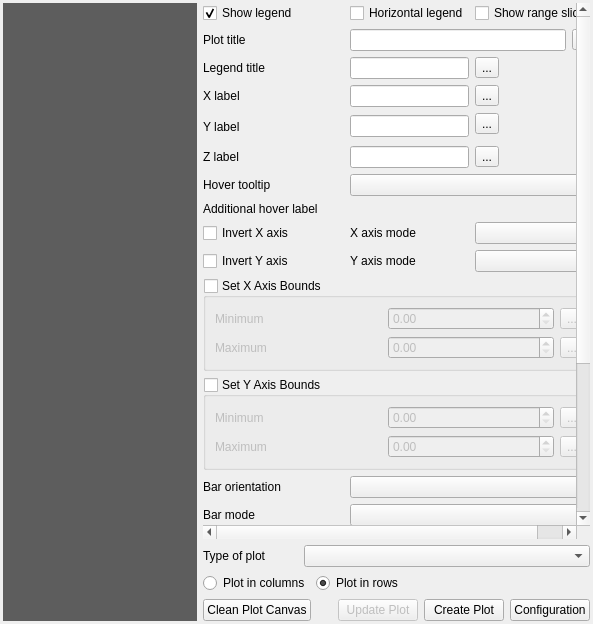
ghtmtt/DataPlotly, file DataPlotly/ui/dataplotly_dockwidget_base.ui: the form before one commit.
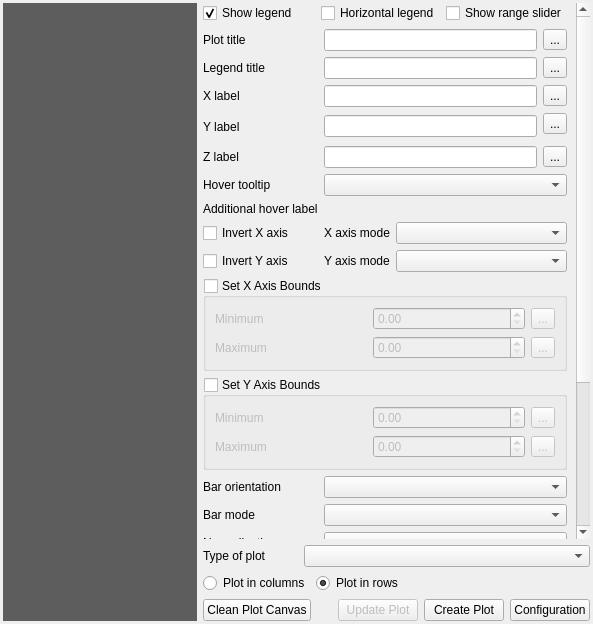
The form after the commit. The open tabs and pages were chosen to show the change. Custom widgets are drawn as their Qt base class.

Commit message: Improve widget layout

The edit to the form file:
```diff
--- a/DataPlotly/ui/dataplotly_dockwidget_base.ui
+++ b/DataPlotly/ui/dataplotly_dockwidget_base.ui
@@ -603,7 +603,7 @@
                   <height>682</height>
                  </rect>
                 </property>
-                <layout class="QGridLayout" name="gridLayout_25">
+                <layout class="QGridLayout" name="gridLayout_25" columnstretch="0,0,1,0">
                  <property name="leftMargin">
                   <number>0</number>
                  </property>
@@ -616,287 +616,353 @@
                  <property name="bottomMargin">
                   <number>0</number>
                  </property>
-                 <item row="10" column="0">
-                  <widget class="QCheckBox" name="invert_x_check">
+                 <item row="26" column="0">
+                  <widget class="QCheckBox" name="bins_check">
                    <property name="text">
-                    <string>Invert X axis</string>
+                    <string>Manual bin size</string>
                    </property>
                   </widget>
                  </item>
-                 <item row="17" column="0">
+                 <item row="14" column="0" colspan="4">
+                  <widget class="QgsCollapsibleGroupBox" name="x_axis_bounds_check">
+                   <property name="title">
+                    <string>Set X Axis Bounds</string>
+                   </property>
+                   <property name="checkable">
+                    <bool>true</bool>
+                   </property>
+                   <property name="checked">
+                    <bool>false</bool>
+                   </property>
+                   <layout class="QGridLayout" name="gridXAxisBounds">
+                    <item row="0" column="0">
+                     <widget class="QLabel" name="x_axis_min_label">
+                      <property name="text">
+                       <string>Minimum</string>
+                      </property>
+                     </widget>
+                    </item>
+                    <item row="0" column="1">
+                     <widget class="QgsDoubleSpinBox" name="x_axis_min"/>
+                    </item>
+                    <item row="0" column="2">
+                     <widget class="QgsPropertyOverrideButton" name="x_axis_min_defined_button">
+                      <property name="text">
+                       <string>...</string>
+                      </property>
+                     </widget>
+                    </item>
+                    <item row="1" column="0">
+                     <widget class="QLabel" name="x_axis_max_label">
+                      <property name="text">
+                       <string>Maximum</string>
+                      </property>
+                     </widget>
+                    </item>
+                    <item row="1" column="1">
+                     <widget class="QgsDoubleSpinBox" name="x_axis_max"/>
+                    </item>
+                    <item row="1" column="2">
+                     <widget class="QgsPropertyOverrideButton" name="x_axis_max_defined_button">
+                      <property name="text">
+                       <string>...</string>
+                      </property>
+                     </widget>
+                    </item>
+                   </layout>
+                  </widget>
+                 </item>
+                 <item row="21" column="1" colspan="3">
+                  <widget class="QComboBox" name="outliers_combo"/>
+                 </item>
+                 <item row="3" column="3">
+                  <widget class="QgsPropertyOverrideButton" name="plot_title_defined_button">
+                   <property name="text">
+                    <string>...</string>
+                   </property>
+                  </widget>
+                 </item>
+                 <item row="9" column="0">
+                  <widget class="QLabel" name="info_label">
+                   <property name="text">
+                    <string>Hover tooltip</string>
+                   </property>
+                  </widget>
+                 </item>
+                 <item row="3" column="1" colspan="2">
+                  <widget class="QLineEdit" name="plot_title_line"/>
+                 </item>
+                 <item row="21" column="0">
+                  <widget class="QLabel" name="outliers_label">
+                   <property name="text">
+                    <string>Outliers</string>
+                   </property>
+                  </widget>
+                 </item>
+                 <item row="13" column="1">
+                  <widget class="QLabel" name="y_axis_mode_label">
+                   <property name="text">
+                    <string>Y axis mode</string>
+                   </property>
+                  </widget>
+                 </item>
+                 <item row="23" column="0" colspan="4">
+                  <widget class="QCheckBox" name="showMeanCheck">
+                   <property name="text">
+                    <string>Show mean line</string>
+                   </property>
+                   <property name="checked">
+                    <bool>true</bool>
+                   </property>
+                  </widget>
+                 </item>
+                 <item row="12" column="1">
+                  <widget class="QLabel" name="x_axis_mode_label">
+                   <property name="text">
+                    <string>X axis mode</string>
+                   </property>
+                  </widget>
+                 </item>
+                 <item row="12" column="2" colspan="2">
+                  <widget class="QComboBox" name="x_axis_mode_combo"/>
+                 </item>
+                 <item row="20" column="1" colspan="3">
+                  <widget class="QComboBox" name="box_statistic_combo"/>
+                 </item>
+                 <item row="20" column="0">
+                  <widget class="QLabel" name="box_statistic_label">
+                   <property name="text">
+                    <string>Show statistics</string>
+                   </property>
+                  </widget>
+                 </item>
+                 <item row="13" column="2" colspan="2">
+                  <widget class="QComboBox" name="y_axis_mode_combo"/>
+                 </item>
+                 <item row="19" column="0">
                   <widget class="QLabel" name="hist_norm_label">
                    <property name="text">
                     <string>Normalization</string>
                    </property>
                   </widget>
                  </item>
-                 <item row="1" column="1" colspan="2">
-                  <layout class="QHBoxLayout" name="horizontalLayout_9">
-                   <item>
-                    <widget class="QLineEdit" name="plot_title_line"/>
-                   </item>
-                   <item>
-                    <widget class="QgsPropertyOverrideButton" name="plot_title_defined_button">
-                     <property name="text">
-                      <string>...</string>
-                     </property>
-                    </widget>
-                   </item>
-                  </layout>
+                 <item row="18" column="1" colspan="3">
+                  <widget class="QComboBox" name="bar_mode_combo"/>
                  </item>
-                 <item row="20" column="1" colspan="2">
-                  <widget class="QComboBox" name="violinSideCombo"/>
-                 </item>
-                 <item row="23" column="1">
-                  <widget class="QgsSpinBox" name="bins_value">
-                   <property name="enabled">
-                    <bool>false</bool>
-                   </property>
-                   <property name="maximum">
-                    <number>1000</number>
-                   </property>
-                   <property name="value">
-                    <number>10</number>
-                   </property>
-                  </widget>
-                 </item>
-                 <item row="11" column="2">
-                  <widget class="QComboBox" name="y_axis_mode_combo"/>
-                 </item>
-                 <item row="11" column="0">
-                  <widget class="QCheckBox" name="invert_y_check">
-                   <property name="text">
-                    <string>Invert Y axis</string>
-                   </property>
-                  </widget>
-                 </item>
-                 <item row="8" column="1" colspan="2">
-                  <widget class="QgsFieldExpressionWidget" name="additional_info_combo" native="true"/>
-                 </item>
-                 <item row="3" column="0">
-                  <widget class="QLabel" name="x_axis_label">
-                   <property name="text">
-                    <string>X label</string>
-                   </property>
-                  </widget>
-                 </item>
-                 <item row="15" column="1" colspan="2">
-                  <widget class="QComboBox" name="orientation_combo"/>
-                 </item>
-                 <item row="7" column="1" colspan="2">
-                  <widget class="QComboBox" name="info_combo"/>
-                 </item>
-                 <item row="24" column="1">
-                  <widget class="QgsDoubleSpinBox" name="bar_gap">
-                   <property name="maximum">
-                    <double>1.000000000000000</double>
-                   </property>
-                   <property name="singleStep">
-                    <double>0.100000000000000</double>
-                   </property>
-                  </widget>
-                 </item>
-                 <item row="6" column="1">
-                  <widget class="QLineEdit" name="z_axis_title"/>
-                 </item>
-                 <item row="6" column="2">
-                  <widget class="QgsPropertyOverrideButton" name="z_axis_title_defined_button">
-                   <property name="text">
-                    <string>...</string>
-                   </property>
-                  </widget>
-                 </item>
-                 <item row="2" column="1">
-                  <widget class="QLineEdit" name="legend_title"/>
-                 </item>
-                 <item row="2" column="2">
-                  <widget class="QgsPropertyOverrideButton" name="legend_title_defined_button">
-                   <property name="text">
-                    <string>...</string>
-                   </property>
-                  </widget>
+                 <item row="19" column="1" colspan="3">
+                  <widget class="QComboBox" name="hist_norm_combo"/>
                  </item>
                  <item row="8" column="0">
-                  <widget class="QLabel" name="additional_info_label">
-                   <property name="text">
-                    <string>Additional hover label</string>
-                   </property>
-                  </widget>
-                 </item>
-                 <item row="18" column="1" colspan="2">
-                  <widget class="QComboBox" name="box_statistic_combo"/>
-                 </item>
-                 <item row="0" column="2">
-                  <widget class="QCheckBox" name="range_slider_combo">
-                   <property name="text">
-                    <string>Show range slider</string>
-                   </property>
-                  </widget>
-                 </item>
-                 <item row="19" column="1" colspan="2">
-                  <widget class="QComboBox" name="outliers_combo"/>
-                 </item>
-                 <item row="6" column="0">
                   <widget class="QLabel" name="z_axis_label">
                    <property name="text">
                     <string>Z label</string>
                    </property>
                   </widget>
                  </item>
-                 <item row="23" column="0">
-                  <widget class="QCheckBox" name="bins_check">
-                   <property name="text">
-                    <string>Manual bin size</string>
-                   </property>
-                  </widget>
+                 <item row="2" column="0" colspan="4">
+                  <layout class="QHBoxLayout" name="horizontalLayout_6">
+                   <item>
+                    <widget class="QCheckBox" name="show_legend_check">
+                     <property name="text">
+                      <string>Show legend</string>
+                     </property>
+                     <property name="checked">
+                      <bool>true</bool>
+                     </property>
+                    </widget>
+                   </item>
+                   <item>
+                    <widget class="QCheckBox" name="orientation_legend_check">
+                     <property name="text">
+                      <string>Horizontal legend</string>
+                     </property>
+                    </widget>
+                   </item>
+                   <item>
+                    <widget class="QCheckBox" name="range_slider_combo">
+                     <property name="text">
+                      <string>Show range slider</string>
+                     </property>
+                    </widget>
+                   </item>
+                  </layout>
                  </item>
-                 <item row="2" column="0">
-                  <widget class="QLabel" name="legend_label">
-                   <property name="text">
-                    <string>Legend title</string>
-                   </property>
-                  </widget>
-                 </item>
-                 <item row="0" column="0">
-                  <widget class="QCheckBox" name="show_legend_check">
-                   <property name="text">
-                    <string>Show legend</string>
-                   </property>
-                   <property name="checked">
-                    <bool>true</bool>
-                   </property>
-                  </widget>
-                 </item>
-                 <item row="3" column="1">
-                  <widget class="QLineEdit" name="x_axis_title"/>
-                 </item>
-                 <item row="3" column="2">
-                  <widget class="QgsPropertyOverrideButton" name="x_axis_title_defined_button">
-                   <property name="text">
-                    <string>...</string>
-                   </property>
-                  </widget>
-                 </item>
-                 <item row="20" column="0">
-                  <widget class="QLabel" name="violinSideLabel">
-                   <property name="text">
-                    <string>Violin side</string>
-                   </property>
-                  </widget>
-                 </item>
-                 <item row="15" column="0">
+                 <item row="17" column="0">
                   <widget class="QLabel" name="orientation_label">
                    <property name="text">
                     <string>Bar orientation</string>
                    </property>
                   </widget>
                  </item>
-                 <item row="10" column="2">
-                  <widget class="QComboBox" name="x_axis_mode_combo"/>
+                 <item row="10" column="0">
+                  <widget class="QLabel" name="additional_info_label">
+                   <property name="text">
+                    <string>Additional hover label</string>
+                   </property>
+                  </widget>
                  </item>
-                 <item row="7" column="0">
-                  <widget class="QLabel" name="info_label">
+                 <item row="22" column="1" colspan="3">
+                  <widget class="QComboBox" name="violinSideCombo"/>
+                 </item>
+                 <item row="12" column="0">
+                  <widget class="QCheckBox" name="invert_x_check">
                    <property name="text">
-                    <string>Hover tooltip</string>
+                    <string>Invert X axis</string>
                    </property>
                   </widget>
                  </item>
-                 <item row="0" column="1">
-                  <widget class="QCheckBox" name="orientation_legend_check">
+                 <item row="8" column="3">
+                  <widget class="QgsPropertyOverrideButton" name="z_axis_title_defined_button">
                    <property name="text">
-                    <string>Horizontal legend</string>
+                    <string>...</string>
                    </property>
                   </widget>
                  </item>
-                 <item row="1" column="0">
+                 <item row="5" column="1" colspan="2">
+                  <widget class="QLineEdit" name="x_axis_title"/>
+                 </item>
+                 <item row="6" column="3">
+                  <widget class="QgsPropertyOverrideButton" name="y_axis_title_defined_button">
+                   <property name="text">
+                    <string>...</string>
+                   </property>
+                  </widget>
+                 </item>
+                 <item row="5" column="3">
+                  <widget class="QgsPropertyOverrideButton" name="x_axis_title_defined_button">
+                   <property name="text">
+                    <string>...</string>
+                   </property>
+                  </widget>
+                 </item>
+                 <item row="13" column="0">
+                  <widget class="QCheckBox" name="invert_y_check">
+                   <property name="text">
+                    <string>Invert Y axis</string>
+                   </property>
+                  </widget>
+                 </item>
+                 <item row="3" column="0">
                   <widget class="QLabel" name="plot_title_lab">
                    <property name="text">
                     <string>Plot title</string>
                    </property>
                   </widget>
                  </item>
+                 <item row="18" column="0">
+                  <widget class="QLabel" name="bar_mode_lab">
+                   <property name="text">
+                    <string>Bar mode</string>
+                   </property>
+                  </widget>
+                 </item>
+                 <item row="4" column="0">
+                  <widget class="QLabel" name="legend_label">
+                   <property name="text">
+                    <string>Legend title</string>
+                   </property>
+                  </widget>
+                 </item>
+                 <item row="15" column="0" colspan="4">
+                  <widget class="QgsCollapsibleGroupBox" name="y_axis_bounds_check">
+                   <property name="title">
+                    <string>Set Y Axis Bounds</string>
+                   </property>
+                   <property name="checkable">
+                    <bool>true</bool>
+                   </property>
+                   <property name="checked">
+                    <bool>false</bool>
+                   </property>
+                   <layout class="QGridLayout" name="gridYAxisBounds">
+                    <item row="0" column="0">
+                     <widget class="QLabel" name="y_axis_min_label">
+                      <property name="text">
+                       <string>Minimum</string>
+                      </property>
+                     </widget>
+                    </item>
+                    <item row="0" column="1">
+                     <widget class="QgsDoubleSpinBox" name="y_axis_min"/>
+                    </item>
+                    <item row="0" column="2">
+                     <widget class="QgsPropertyOverrideButton" name="y_axis_min_defined_button">
+                      <property name="text">
+                       <string>...</string>
+                      </property>
+                     </widget>
+                    </item>
+                    <item row="1" column="0">
+                     <widget class="QLabel" name="y_axis_max_label">
+                      <property name="text">
+                       <string>Maximum</string>
+                      </property>
+                     </widget>
+                    </item>
+                    <item row="1" column="1">
+                     <widget class="QgsDoubleSpinBox" name="y_axis_max"/>
+                    </item>
+                    <item row="1" column="2">
+                     <widget class="QgsPropertyOverrideButton" name="y_axis_max_defined_button">
+                      <property name="text">
+                       <string>...</string>
+                      </property>
+                     </widget>
+                    </item>
+                   </layout>
+                  </widget>
+                 </item>
+                 <item row="4" column="1" colspan="2">
+                  <widget class="QLineEdit" name="legend_title"/>
+                 </item>
+                 <item row="4" column="3">
+                  <widget class="QgsPropertyOverrideButton" name="legend_title_defined_button">
+                   <property name="text">
+                    <string>...</string>
+                   </property>
+                  </widget>
+                 </item>
+                 <item row="6" column="1" rowspan="2" colspan="2">
+                  <widget class="QLineEdit" name="y_axis_title"/>
+                 </item>
                  <item row="22" column="0">
-                  <widget class="QCheckBox" name="cumulative_hist_check">
-                   <property name="enabled">
-                    <bool>true</bool>
-                   </property>
+                  <widget class="QLabel" name="violinSideLabel">
                    <property name="text">
-                    <string>Cumulative histogram</string>
+                    <string>Violin side</string>
                    </property>
                   </widget>
                  </item>
-                 <item row="4" column="0" rowspan="2">
+                 <item row="8" column="1" colspan="2">
+                  <widget class="QLineEdit" name="z_axis_title"/>
+                 </item>
+                 <item row="6" column="0" rowspan="2">
                   <widget class="QLabel" name="y_axis_label">
                    <property name="text">
                     <string>Y label</string>
                    </property>
                   </widget>
                  </item>
-                 <item row="22" column="1" colspan="2">
-                  <widget class="QCheckBox" name="invert_hist_check">
-                   <property name="enabled">
-                    <bool>true</bool>
-                   </property>
-                   <property name="text">
-                    <string>Invert histogram direction</string>
-                   </property>
-                  </widget>
+                 <item row="9" column="1" colspan="3">
+                  <widget class="QComboBox" name="info_combo"/>
                  </item>
-                 <item row="16" column="1" colspan="2">
-                  <widget class="QComboBox" name="bar_mode_combo"/>
-                 </item>
-                 <item row="18" column="0">
-                  <widget class="QLabel" name="box_statistic_label">
-                   <property name="text">
-                    <string>Show statistics</string>
-                   </property>
-                  </widget>
-                 </item>
-                 <item row="17" column="1" colspan="2">
-                  <widget class="QComboBox" name="hist_norm_combo"/>
-                 </item>
-                 <item row="24" column="0">
+                 <item row="27" column="0">
                   <widget class="QLabel" name="bar_gap_label">
                    <property name="text">
                     <string>Bar gap</string>
                    </property>
                   </widget>
                  </item>
-                 <item row="19" column="0">
-                  <widget class="QLabel" name="outliers_label">
-                   <property name="text">
-                    <string>Outliers</string>
-                   </property>
-                  </widget>
+                 <item row="17" column="1" colspan="3">
+                  <widget class="QComboBox" name="orientation_combo"/>
                  </item>
-                 <item row="4" column="1" rowspan="2">
-                  <widget class="QLineEdit" name="y_axis_title"/>
-                 </item>
-                 <item row="4" column="2">
-                  <widget class="QgsPropertyOverrideButton" name="y_axis_title_defined_button">
+                 <item row="5" column="0">
+                  <widget class="QLabel" name="x_axis_label">
                    <property name="text">
-                    <string>...</string>
+                    <string>X label</string>
                    </property>
                   </widget>
                  </item>
-                 <item row="21" column="0">
-                  <widget class="QCheckBox" name="showMeanCheck">
-                   <property name="text">
-                    <string>Show mean line</string>
-                   </property>
-                   <property name="checked">
-                    <bool>true</bool>
-                   </property>
-                  </widget>
-                 </item>
-                 <item row="16" column="0">
-                  <widget class="QLabel" name="bar_mode_lab">
-                   <property name="text">
-                    <string>Bar mode</string>
-                   </property>
-                  </widget>
-                 </item>
-                 <item row="25" column="0" colspan="3">
+                 <item row="28" column="0" colspan="3">
                   <spacer name="verticalSpacer_6">
                    <property name="orientation">
                     <enum>Qt::Vertical</enum>
@@ -909,117 +975,89 @@
                    </property>
                   </spacer>
                  </item>
-                 <item row="11" column="1">
-                  <widget class="QLabel" name="y_axis_mode_label">
-                   <property name="text">
-                    <string>Y axis mode</string>
-                   </property>
-                  </widget>
+                 <item row="24" column="0" colspan="4">
+                  <layout class="QHBoxLayout" name="horizontalLayout_7">
+                   <item>
+                    <widget class="QCheckBox" name="invert_hist_check">
+                     <property name="enabled">
+                      <bool>true</bool>
+                     </property>
+                     <property name="text">
+                      <string>Invert histogram direction</string>
+                     </property>
+                    </widget>
+                   </item>
+                   <item>
+                    <widget class="QCheckBox" name="cumulative_hist_check">
+                     <property name="enabled">
+                      <bool>true</bool>
+                     </property>
+                     <property name="text">
+                      <string>Cumulative histogram</string>
+                     </property>
+                    </widget>
+                   </item>
+                  </layout>
                  </item>
-                 <item row="10" column="1">
-                  <widget class="QLabel" name="x_axis_mode_label">
-                   <property name="text">
-                    <string>X axis mode</string>
-                   </property>
-                  </widget>
+                 <item row="26" column="1" colspan="3">
+                  <layout class="QHBoxLayout" name="horizontalLayout_8" stretch="1,1">
+                   <item>
+                    <widget class="QgsSpinBox" name="bins_value">
+                     <property name="enabled">
+                      <bool>false</bool>
+                     </property>
+                     <property name="maximum">
+                      <number>1000</number>
+                     </property>
+                     <property name="value">
+                      <number>10</number>
+                     </property>
+                    </widget>
+                   </item>
+                   <item>
+                    <spacer name="horizontalSpacer_4">
+                     <property name="orientation">
+                      <enum>Qt::Horizontal</enum>
+                     </property>
+                     <property name="sizeHint" stdset="0">
+                      <size>
+                       <width>40</width>
+                       <height>20</height>
+                      </size>
+                     </property>
+                    </spacer>
+                   </item>
+                  </layout>
                  </item>
-                 <item row="12" column="0" colspan="3">
-                  <widget class="QgsCollapsibleGroupBox" name="x_axis_bounds_check">
-                   <property name="title">
-                    <string>Set X Axis Bounds</string>
-                   </property>
-                   <property name="checkable">
-                    <bool>true</bool>
-                   </property>
-                   <property name="checked">
-                    <bool>false</bool>
-                   </property>
-                   <layout class="QGridLayout" name="gridXAxisBounds">
-                    <item row="0" column="0">
-                     <widget class="QLabel" name="x_axis_min_label">
-                      <property name="text">
-                       <string>Minimum</string>
-                      </property>
-                     </widget>
-                    </item>
-                    <item row="0" column="1">
-                     <widget class="QgsDoubleSpinBox" name="x_axis_min"/>
-                    </item>
-					<item row="0" column="2">
-                     <widget class="QgsPropertyOverrideButton" name="x_axis_min_defined_button">
-                      <property name="text">
-                       <string>...</string>
-                      </property>
-                     </widget>
-                    </item>
-                    <item row="1" column="0">
-                     <widget class="QLabel" name="x_axis_max_label">
-                      <property name="text">
-                       <string>Maximum</string>
-                      </property>
-                     </widget>
-                    </item>
-                    <item row="1" column="1">
-                     <widget class="QgsDoubleSpinBox" name="x_axis_max"/>
-                    </item>
-                    <item row="1" column="2">
-                     <widget class="QgsPropertyOverrideButton" name="x_axis_max_defined_button">
-                      <property name="text">
-                       <string>...</string>
-                      </property>
-                     </widget>
-                    </item>
-                   </layout>
-                  </widget>
+                 <item row="27" column="1" colspan="3">
+                  <layout class="QHBoxLayout" name="horizontalLayout_9" stretch="1,1">
+                   <item>
+                    <widget class="QgsDoubleSpinBox" name="bar_gap">
+                     <property name="maximum">
+                      <double>1.000000000000000</double>
+                     </property>
+                     <property name="singleStep">
+                      <double>0.100000000000000</double>
+                     </property>
+                    </widget>
+                   </item>
+                   <item>
+                    <spacer name="horizontalSpacer_5">
+                     <property name="orientation">
+                      <enum>Qt::Horizontal</enum>
+                     </property>
+                     <property name="sizeHint" stdset="0">
+                      <size>
+                       <width>40</width>
+                       <height>20</height>
+                      </size>
+                     </property>
+                    </spacer>
+                   </item>
+                  </layout>
                  </item>
-                 <item row="13" column="0" colspan="3">
-                  <widget class="QgsCollapsibleGroupBox" name="y_axis_bounds_check">
-                   <property name="title">
-                    <string>Set Y Axis Bounds</string>
-                   </property>
-                   <property name="checkable">
-                    <bool>true</bool>
-                   </property>
-                   <property name="checked">
-                    <bool>false</bool>
-                   </property>
-                   <layout class="QGridLayout" name="gridYAxisBounds">
-                    <item row="0" column="0">
-                     <widget class="QLabel" name="y_axis_min_label">
-                      <property name="text">
-                       <string>Minimum</string>
-                      </property>
-                     </widget>
-                    </item>
-                    <item row="0" column="1">
-                     <widget class="QgsDoubleSpinBox" name="y_axis_min"/>
-                    </item>
-                    <item row="0" column="2">
-                     <widget class="QgsPropertyOverrideButton" name="y_axis_min_defined_button">
-                      <property name="text">
-                       <string>...</string>
-                      </property>
-                     </widget>
-                    </item>
-                    <item row="1" column="0">
-                     <widget class="QLabel" name="y_axis_max_label">
-                      <property name="text">
-                       <string>Maximum</string>
-                      </property>
-                     </widget>
-                    </item>
-                    <item row="1" column="1">
-                     <widget class="QgsDoubleSpinBox" name="y_axis_max"/>
-                    </item>
-                    <item row="1" column="2">
-                     <widget class="QgsPropertyOverrideButton" name="y_axis_max_defined_button">
-                      <property name="text">
-                       <string>...</string>
-                      </property>
-                     </widget>
-                    </item>
-                   </layout>
-                  </widget>
+                 <item row="10" column="1" colspan="3">
+                  <widget class="QgsFieldExpressionWidget" name="additional_info_combo" native="true"/>
                  </item>
                 </layout>
                </widget>
```
